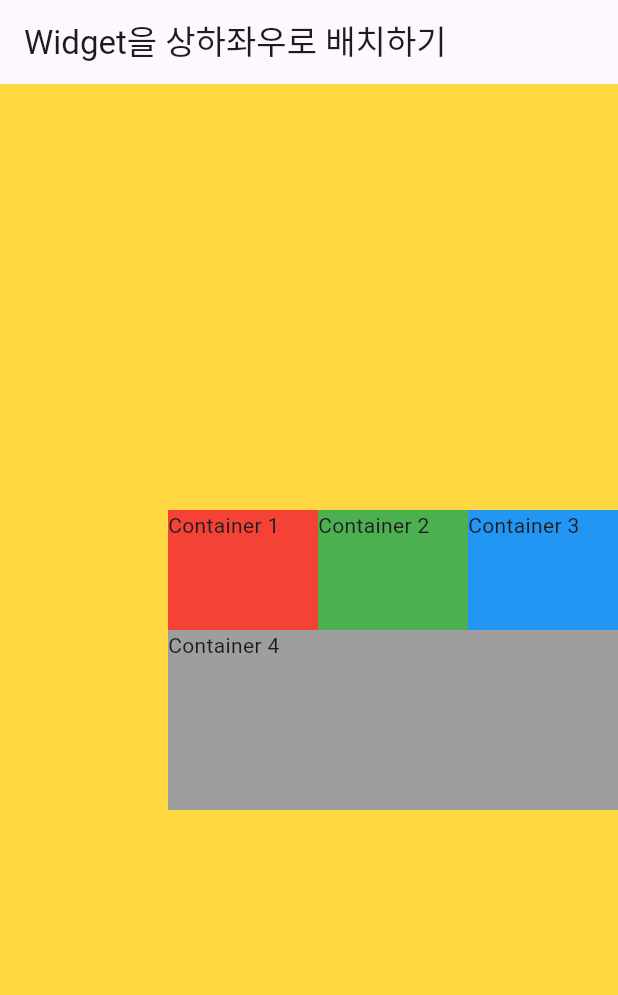
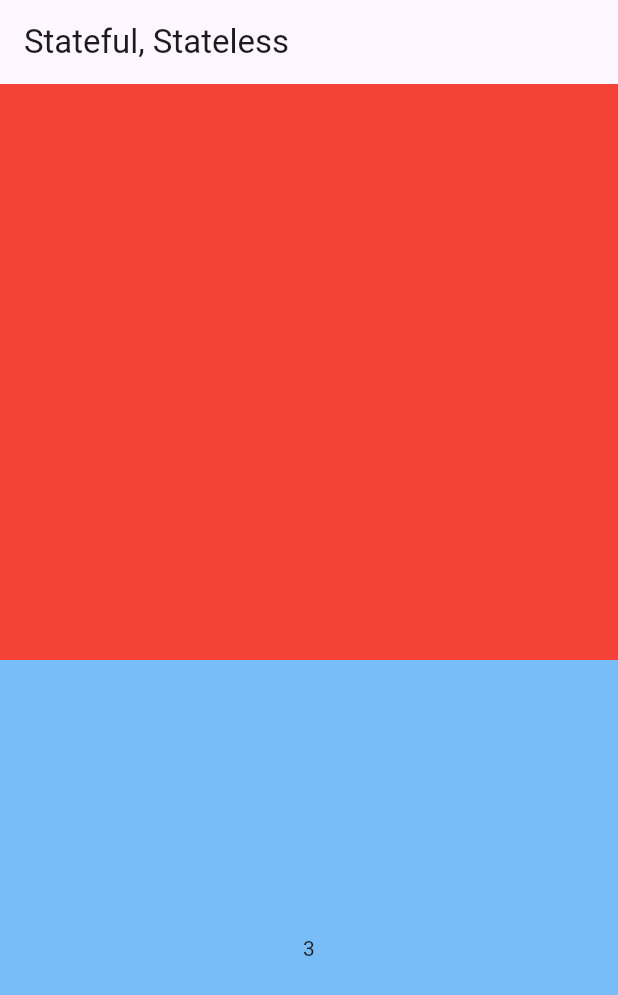
Before and after one commit to beaniejoy/flutter-app-demo, a Flutter app: the screen it shows after launch, on a phone screen of 412 x 824 dp. Shown: the top 995 px of the screen. Run offline on Flutter 3.47's test engine with Material 3 defaults, Android fonts, the phone set to English and light mode, and no system bars.

Commit message:
stateful, stateless, 라이프사이클까지 진행

```diff
--- a/lib/main.dart
+++ b/lib/main.dart
@@ -1,7 +1,11 @@
 import 'package:flutter/material.dart';
 import 'package:test_flutter_project/part2/01_container_center.dart';
 import 'package:test_flutter_project/part2/02_flutter_layout.dart';
+import 'package:test_flutter_project/part2/03_widget_flexible_expanded.dart';
+import 'package:test_flutter_project/part2/04_widget_stack.dart';
+import 'package:test_flutter_project/part2/05_constraint.dart';
+import 'package:test_flutter_project/part2/06_stateful_less_widget.dart';
 
 void main() {
-  runApp(WidgetColumnRowLayout());
+  runApp(StatefulLessLayout());
 }
--- /dev/null
+++ b/lib/part2/06_stateful_less_widget.dart
@@ -0,0 +1,98 @@
+import 'package:flutter/material.dart';
+
+class StatefulLessLayout extends StatelessWidget {
+  const StatefulLessLayout({super.key});
+
+  @override
+  Widget build(BuildContext context) {
+    return MaterialApp(
+      home: Scaffold(
+        appBar: AppBar(
+          title: Text('Stateful, Stateless'),
+        ),
+        body: Body(),
+      ),
+    );
+  }
+}
+
+class Body extends StatelessWidget {
+  const Body({super.key});
+
+  @override
+  Widget build(BuildContext context) {
+    return Column(children: [
+      ExampleStateless(),
+      ExampleStateful(
+        index: 3,
+      ),
+    ]);
+  }
+}
+
+class ExampleStateless extends StatelessWidget {
+  const ExampleStateless({super.key});
+
+  @override
+  Widget build(BuildContext context) {
+    return Expanded(
+      flex: 1,
+      child: Container(
+        color: Colors.red,
+      ),
+    );
+  }
+}
+
+class ExampleStateful extends StatefulWidget {
+  final int index;
+
+  const ExampleStateful({required this.index, super.key});
+
+  @override
+  State<ExampleStateful> createState() => _ExampleStatefulState();
+}
+
+class _ExampleStatefulState extends State<ExampleStateful> {
+  late int _index;
+  late TextEditingController textController;
+
+  @override
+  void initState() {
+    super.initState();
+    _index = widget.index; // 위에 생성자로 입력받은 index 값을 복사해서 사용
+    textController = TextEditingController();
+  }
+
+  // widget resource 반환하는 코드
+  @override
+  void dispose() {
+    textController.dispose();
+    super.dispose();
+  }
+
+  @override
+  Widget build(BuildContext context) {
+    return Expanded(
+      flex: 1,
+      child: GestureDetector(
+        onTap: () {
+          setState(() {
+            if (_index == 5) {
+              _index = 0;
+              return;
+            }
+
+            _index++;
+          });
+        },
+        child: Container(
+          color: Colors.blue.withOpacity(_index / 5),
+          child: Center(
+            child: Text('$_index'),
+          ),
+        ),
+      ),
+    );
+  }
+}
```
Also changed, not shown: lib/part2/03_widget_flexible_expanded.dart (added, +107 -0 lines), lib/part2/04_widget_stack.dart (added, +84 -0 lines), lib/part2/05_constraint.dart (added, +47 -0 lines).
